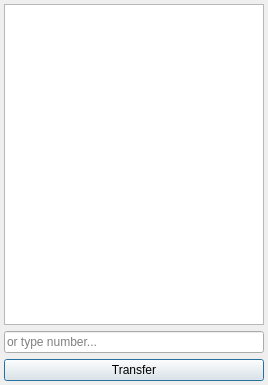
The window that callutilsdialog.ui (savoirfairelinux/jami-client-windows) describes before a commit, drawn with Qt 5.
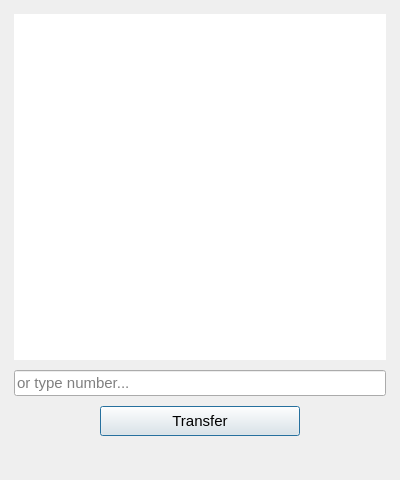
The same window after the commit.

```diff
--- a/callutilsdialog.ui
+++ b/callutilsdialog.ui
@@ -6,14 +6,17 @@
    <rect>
     <x>0</x>
     <y>0</y>
-    <width>268</width>
-    <height>385</height>
+    <width>400</width>
+    <height>480</height>
    </rect>
   </property>
   <property name="windowTitle">
    <string>Dialog</string>
   </property>
   <layout class="QVBoxLayout" name="verticalLayout">
+   <property name="spacing">
+    <number>0</number>
+   </property>
    <property name="leftMargin">
     <number>4</number>
    </property>
@@ -27,24 +30,144 @@
     <number>4</number>
    </property>
    <item>
-    <widget class="QListView" name="contactView"/>
-   </item>
-   <item>
-    <widget class="QLineEdit" name="numberBar">
-     <property name="placeholderText">
-      <string>or type number...</string>
-     </property>
-     <property name="clearButtonEnabled">
-      <bool>true</bool>
-     </property>
+    <widget class="QWidget" name="test" native="true">
+     <layout class="QVBoxLayout" name="tata">
+      <property name="spacing">
+       <number>10</number>
+      </property>
+      <property name="leftMargin">
+       <number>10</number>
+      </property>
+      <property name="topMargin">
+       <number>10</number>
+      </property>
+      <property name="rightMargin">
+       <number>10</number>
+      </property>
+      <property name="bottomMargin">
+       <number>10</number>
+      </property>
+      <item>
+       <widget class="QListView" name="contactView">
+        <property name="frameShape">
+         <enum>QFrame::NoFrame</enum>
+        </property>
+       </widget>
+      </item>
+      <item>
+       <widget class="QLineEdit" name="numberBar">
+        <property name="font">
+         <font>
+          <pointsize>11</pointsize>
+         </font>
+        </property>
+        <property name="placeholderText">
+         <string>or type number...</string>
+        </property>
+        <property name="clearButtonEnabled">
+         <bool>true</bool>
+        </property>
+       </widget>
+      </item>
+      <item>
+       <layout class="QHBoxLayout" name="horizontalLayout_2">
+        <property name="topMargin">
+         <number>0</number>
+        </property>
+        <item>
+         <spacer name="horizontalSpacer_4">
+          <property name="orientation">
+           <enum>Qt::Horizontal</enum>
+          </property>
+          <property name="sizeHint" stdset="0">
+           <size>
+            <width>40</width>
+            <height>20</height>
+           </size>
+          </property>
+         </spacer>
+        </item>
+        <item>
+         <widget class="QPushButton" name="doTransferButton">
+          <property name="minimumSize">
+           <size>
+            <width>200</width>
+            <height>30</height>
+           </size>
+          </property>
+          <property name="font">
+           <font>
+            <pointsize>11</pointsize>
+           </font>
+          </property>
+          <property name="text">
+           <string>Transfer</string>
+          </property>
+         </widget>
+        </item>
+        <item>
+         <spacer name="horizontalSpacer_3">
+          <property name="orientation">
+           <enum>Qt::Horizontal</enum>
+          </property>
+          <property name="sizeHint" stdset="0">
+           <size>
+            <width>40</width>
+            <height>20</height>
+           </size>
+          </property>
+         </spacer>
+        </item>
+       </layout>
+      </item>
+     </layout>
     </widget>
    </item>
    <item>
-    <widget class="QPushButton" name="doTransferButton">
-     <property name="text">
-      <string>Transfer</string>
-     </property>
-    </widget>
+    <layout class="QHBoxLayout" name="horizontalLayout">
+     <item>
+      <spacer name="horizontalSpacer">
+       <property name="orientation">
+        <enum>Qt::Horizontal</enum>
+       </property>
+       <property name="sizeHint" stdset="0">
+        <size>
+         <width>40</width>
+         <height>20</height>
+        </size>
+       </property>
+      </spacer>
+     </item>
+     <item>
+      <widget class="QWidget" name="titi" native="true">
+       <property name="minimumSize">
+        <size>
+         <width>60</width>
+         <height>30</height>
+        </size>
+       </property>
+       <property name="maximumSize">
+        <size>
+         <width>60</width>
+         <height>30</height>
+        </size>
+       </property>
+      </widget>
+     </item>
+     <item>
+      <spacer name="horizontalSpacer_2">
+       <property name="orientation">
+        <enum>Qt::Horizontal</enum>
+       </property>
+       <property name="sizeHint" stdset="0">
+        <size>
+         <width>40</width>
+         <height>20</height>
+        </size>
+       </property>
+      </spacer>
+     </item>
+    </layout>
    </item>
   </layout>
  </widget>
```
